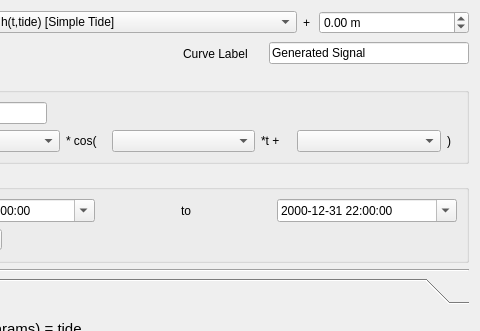
Above: lib/flowchart/nodes/n_19_generatecurve_v2/generate_signal.ui from cdd1969/pygwa before the change; both pictures show x 163 to 643 and y 0 to 331 of the 643 by 1146 pixel window. Below: the same form after it.
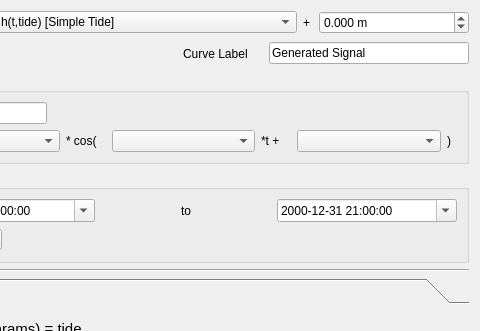
That is the form after the change. The open tabs and pages were chosen to show the change. Custom widgets are drawn as their Qt base class.

Commit message:
Further development of the GenerateSignal_v2 Node: - update of the widgets on data (tides) received - connect/disconnect valueChange signal of the widgets (force the execution of Node's `update()` method) - fixed error whith empty input terminal - reworked UI - datetime format fix
- validation of Simple Tide / Ferris / Xia (see flowchart `validation_node_v2`)

TODO:
- add Song et al 2007 equation support

Diff of the .ui file:
```diff
--- a/lib/flowchart/nodes/n_19_generatecurve_v2/generate_signal.ui
+++ b/lib/flowchart/nodes/n_19_generatecurve_v2/generate_signal.ui
@@ -124,6 +124,9 @@
        <property name="suffix">
         <string> m</string>
        </property>
+       <property name="decimals">
+        <number>3</number>
+       </property>
        <property name="minimum">
         <double>-99.000000000000000</double>
        </property>
@@ -400,7 +403,7 @@
         </property>
         <property name="dateTime">
          <datetime>
-          <hour>22</hour>
+          <hour>21</hour>
           <minute>0</minute>
           <second>0</second>
           <year>2000</year>
```
Left out of the diff: 12 changed lines with no effect on the pictures. The commit also changes 2 other files.
